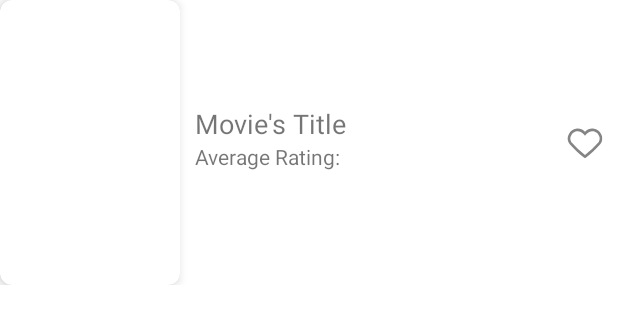
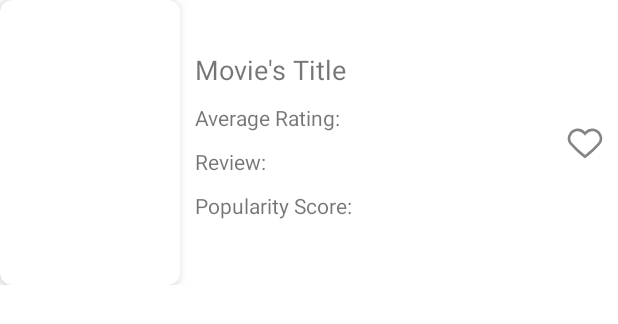
Before and after one commit to MatFeex/mobile-project, an Android app: the layout movie_vertical.xml on its own in the app's theme, with its tools: preview values and no code run, on a phone screen of 412 x 824 dp. Shown: the top 324 px of the screen. Run offline under Robolectric (Android 15) with nearby library versions, the phone set to English and light mode, and no system bars.

Commit message:
design updates

```diff
--- a/app/src/main/java/fr/epf/min2/movieapp/adapter/MovieAdapter.kt
+++ b/app/src/main/java/fr/epf/min2/movieapp/adapter/MovieAdapter.kt
@@ -22,8 +22,10 @@ class MovieAdapter(
     // ViewHolder class to hold the views of each item
     class ViewHolder(view: View):RecyclerView.ViewHolder(view){
         val movieImage:ImageView=view.findViewById(R.id.movie_image)
-        val movieName:TextView?=view.findViewById(R.id.name_item)
+        val movieName:TextView?=view.findViewById(R.id.title_item)
         val movieVoteAverage:TextView?=view.findViewById(R.id.vote_average_item)
+        val movieVoteCount:TextView?=view.findViewById(R.id.vote_count_item)
+        val moviePopularity:TextView?=view.findViewById(R.id.popularity_item)
         val likedIcon:ImageView=view.findViewById(R.id.liked_icon)
     }
 
@@ -45,6 +47,8 @@ class MovieAdapter(
         // Set the title and vote average of the movie
         holder.movieName?.text=currentMovie.title
         holder.movieVoteAverage?.text= currentMovie.voteAverage.toString()
+        holder.movieVoteCount?.text= currentMovie.voteCount.toString()
+        holder.moviePopularity?.text= currentMovie.popularity.toString()
 
         if (holder.likedIcon != null) {
             val likedImageResource = if (currentMovie.liked) {
--- a/app/src/main/java/fr/epf/min2/movieapp/models/MovieModel.kt
+++ b/app/src/main/java/fr/epf/min2/movieapp/models/MovieModel.kt
@@ -1,7 +1,7 @@
 package fr.epf.min2.movieapp.models
 
 
-class MovieModel (
+class MovieModel(
     var title:String ="Movie",
     val overview:String="Movie overview",
     var posterPath:String="https://image.tmdb.org/t/p/original/wwemzKWzjKYJFfCeiB57q3r4Bcm.svg",
@@ -9,4 +9,6 @@ class MovieModel (
     var releaseDate: String,
     var originalLanguage:String="en",
     var voteAverage:Double,
+    val voteCount: Int = 0,
+    val popularity: Double = 0.0
 )
--- a/app/src/main/java/fr/epf/min2/movieapp/utils/MovieBundleCreator.kt
+++ b/app/src/main/java/fr/epf/min2/movieapp/utils/MovieBundleCreator.kt
@@ -12,9 +12,9 @@ object MovieBundleCreator {
         bundle.putString("release_date", movie.release_date)
         bundle.putString("original_language", movie.original_language)
         bundle.putString("id", movie.id.toString())
-        bundle.putDouble("popularity", movie.popularity)
         bundle.putInt("vote_count", movie.vote_count)
         bundle.putDouble("vote_average", movie.vote_average)
+        bundle.putDouble("popularity", movie.popularity)
         return bundle
     }
 }
--- a/app/src/main/java/fr/epf/min2/movieapp/utils/ResultsResearch.kt
+++ b/app/src/main/java/fr/epf/min2/movieapp/utils/ResultsResearch.kt
@@ -14,8 +14,8 @@ data class Movie(
     val original_title: String,
     val original_language: String,
     val backdrop_path: String?,
-    val popularity: Double,
     val vote_count: Int,
     val video: Boolean,
-    val vote_average: Double
+    val vote_average: Double,
+    val popularity: Double
 )
--- a/app/src/main/res/layout/movie_vertical.xml
+++ b/app/src/main/res/layout/movie_vertical.xml
@@ -1,6 +1,7 @@
 <?xml version="1.0" encoding="utf-8"?>
 <androidx.constraintlayout.widget.ConstraintLayout xmlns:android="http://schemas.android.com/apk/res/android"
     xmlns:app="http://schemas.android.com/apk/res-auto"
+    xmlns:tools="http://schemas.android.com/tools"
     android:layout_width="match_parent"
     android:layout_height="wrap_content"
     >
@@ -28,13 +29,13 @@
         android:layout_width="match_parent"
         android:layout_height="1dp"
         android:visibility="invisible"
-        android:background="@color/purple_200"
         app:layout_constraintBottom_toBottomOf="parent"
         app:layout_constraintTop_toTopOf="parent"
-        />
+        app:layout_constraintVertical_bias="0.312"
+        tools:layout_editor_absoluteX="0dp" />
 
     <TextView
-        android:id="@+id/name_item"
+        android:id="@+id/title_item"
         android:layout_width="wrap_content"
         android:layout_height="wrap_content"
         android:layout_marginStart="@dimen/marginDefaultComponent"
@@ -47,16 +48,54 @@
         android:layout_width="wrap_content"
         android:layout_height="wrap_content"
         android:layout_marginStart="@dimen/marginDefaultComponent"
+        android:layout_marginTop="10dp"
         android:text="@string/vote_average"
         app:layout_constraintStart_toEndOf="@+id/cardView"
-        app:layout_constraintTop_toBottomOf="@+id/name_item" />
+        app:layout_constraintTop_toBottomOf="@+id/title_item" />
     <TextView
         android:id="@+id/vote_average_item"
+        android:layout_marginTop="10dp"
         android:layout_width="wrap_content"
         android:layout_height="wrap_content"
         android:layout_marginStart="120dp"
         app:layout_constraintStart_toEndOf="@+id/cardView"
-        app:layout_constraintTop_toBottomOf="@+id/name_item" />
+        app:layout_constraintTop_toBottomOf="@+id/title_item" />
+
+
+    <TextView
+        android:layout_width="wrap_content"
+        android:layout_height="wrap_content"
+        android:text="@string/vote_count"
+        android:layout_marginStart="@dimen/marginDefaultComponent"
+        android:layout_marginTop="10dp"
+        app:layout_constraintStart_toEndOf="@+id/cardView"
+        app:layout_constraintTop_toBottomOf="@+id/vote_average_item" />
+    <TextView
+        android:id="@+id/vote_count_item"
+        android:layout_marginTop="10dp"
+        android:layout_width="wrap_content"
+        android:layout_height="wrap_content"
+        android:layout_marginStart="70dp"
+        app:layout_constraintStart_toEndOf="@+id/cardView"
+        app:layout_constraintTop_toBottomOf="@+id/vote_average_item" />
+
+    <TextView
+        android:layout_width="wrap_content"
+        android:layout_height="wrap_content"
+        android:text="@string/popularity"
+        android:layout_marginStart="@dimen/marginDefaultComponent"
+        android:layout_marginTop="10dp"
+        app:layout_constraintStart_toEndOf="@+id/cardView"
+        app:layout_constraintTop_toBottomOf="@+id/vote_count_item" />
+    <TextView
+        android:id="@+id/popularity_item"
+        android:layout_marginTop="10dp"
+        android:layout_width="wrap_content"
+        android:layout_height="wrap_content"
+        android:layout_marginStart="130dp"
+        app:layout_constraintStart_toEndOf="@+id/cardView"
+        app:layout_constraintTop_toBottomOf="@+id/vote_count_item" />
+
 
     <ImageView
         android:id="@+id/liked_icon"
--- a/app/src/main/res/values/strings.xml
+++ b/app/src/main/res/values/strings.xml
@@ -4,9 +4,6 @@
     <string name="search_nav">Search</string>
     <string name="search">Search</string>
     <string name="reference">Reference:</string>
-    <string name="views">Views:</string>
-    <string name="vote_count">Vote Count:</string>
-    <string name="vote_average">Average Rating:</string>
     <string name="vo">VO:</string>
     <string name="release_date">Release date:</string>
     <string name="description">Description:</string>
@@ -23,4 +20,7 @@
     <string name="scan_qr">Scan QR</string>
     <string name="overview">Overview:</string>
     <string name="movie_s_title">Movie\'s Title</string>
+    <string name="vote_count">Review:</string>
+    <string name="vote_average">Average Rating:</string>
+    <string name="popularity">Popularity Score:</string>
 </resources>
```
Also changed, not shown: app/src/main/java/fr/epf/min2/movieapp/components/HomePage.kt (+10 -8 lines), app/src/main/java/fr/epf/min2/movieapp/components/ResultPage.kt (+9 -7 lines), app/src/main/java/fr/epf/min2/movieapp/utils/MovieProperties.kt (+8 -4 lines), app/src/main/res/layout/movie_horizontal.xml (+10 -2 lines), app/src/main/res/layout/page_results.xml (+4 -4 lines).
